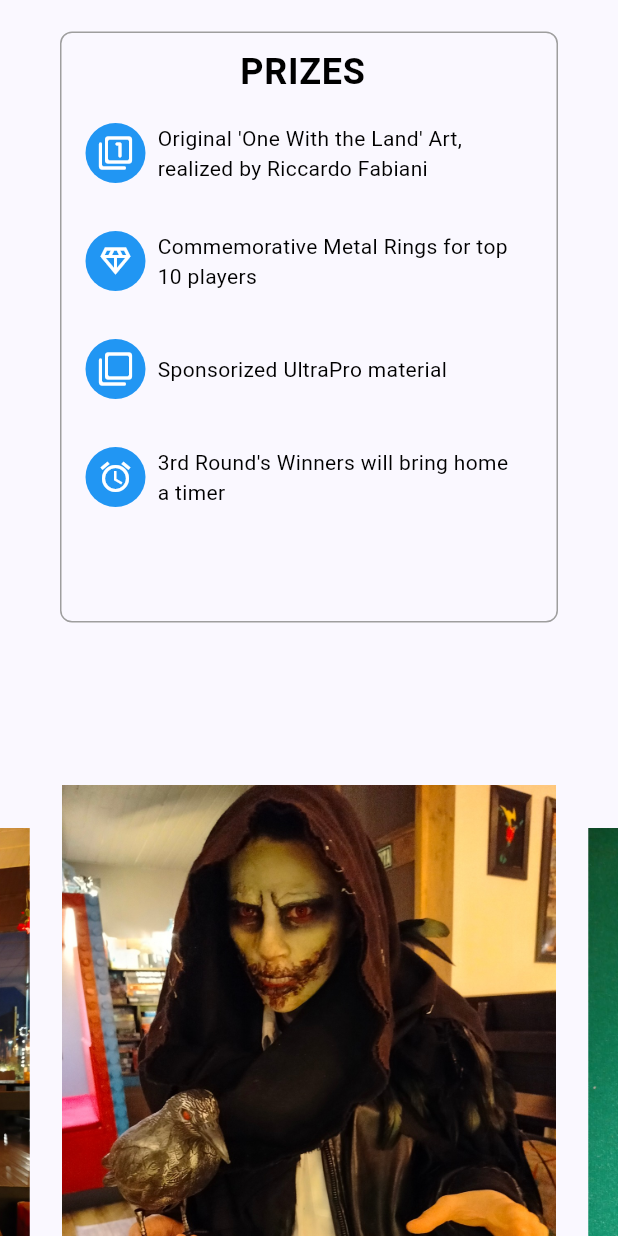
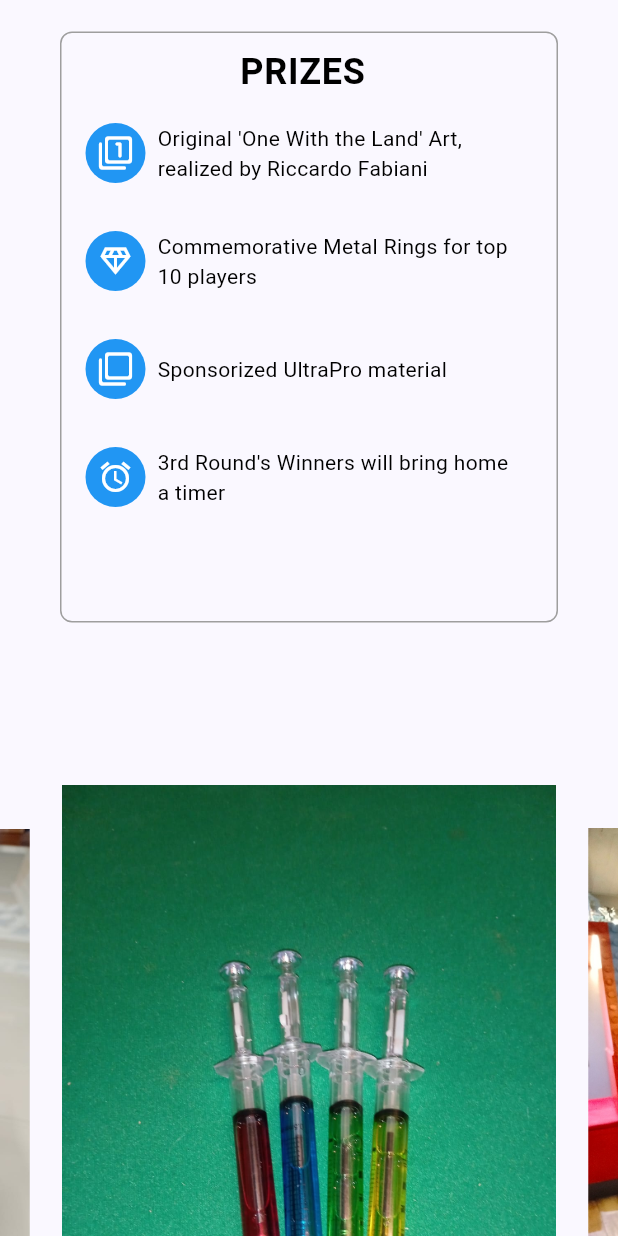
Before and after one commit to SimoParmeg/vtesitaly, a Flutter app: the PrizesRow widget shown alone on an empty page, opened directly, scrolled down 576 dp, on a phone screen of 412 x 824 dp. Run offline on Flutter 3.47's test engine with Material 3 defaults, Android fonts, the light colour scheme and no system bars; drawn by our look-alikes of carousel_slider.

Commit message:
aggiunte immagini

```diff
--- a/vtesitaly/lib/views/rows/prizes.dart
+++ b/vtesitaly/lib/views/rows/prizes.dart
@@ -89,12 +89,14 @@ class _PrizesRowState extends State<PrizesRow> {
 
   Widget _buildCarouselSlider() {
     final List<String> imagePaths = [
+      "assets/images/prizes/prizes1.jpeg",
       "assets/images/prizes/event1.jpeg",
-      "assets/images/prizes/prizes1.jpeg",
+      "assets/images/prizes/prizes5.jpeg",
       "assets/images/prizes/prizes2.jpeg",
       "assets/images/prizes/event2.jpeg",
       "assets/images/prizes/prizes3.jpeg",
       "assets/images/prizes/event3.jpeg",
+      "assets/images/prizes/prizes4.jpeg",
     ];
 
     return CarouselSlider(
```
Also changed, not shown: vtesitaly/assets/images/prizes/prizes4.jpeg (added), vtesitaly/assets/images/prizes/prizes5.jpeg (added).
